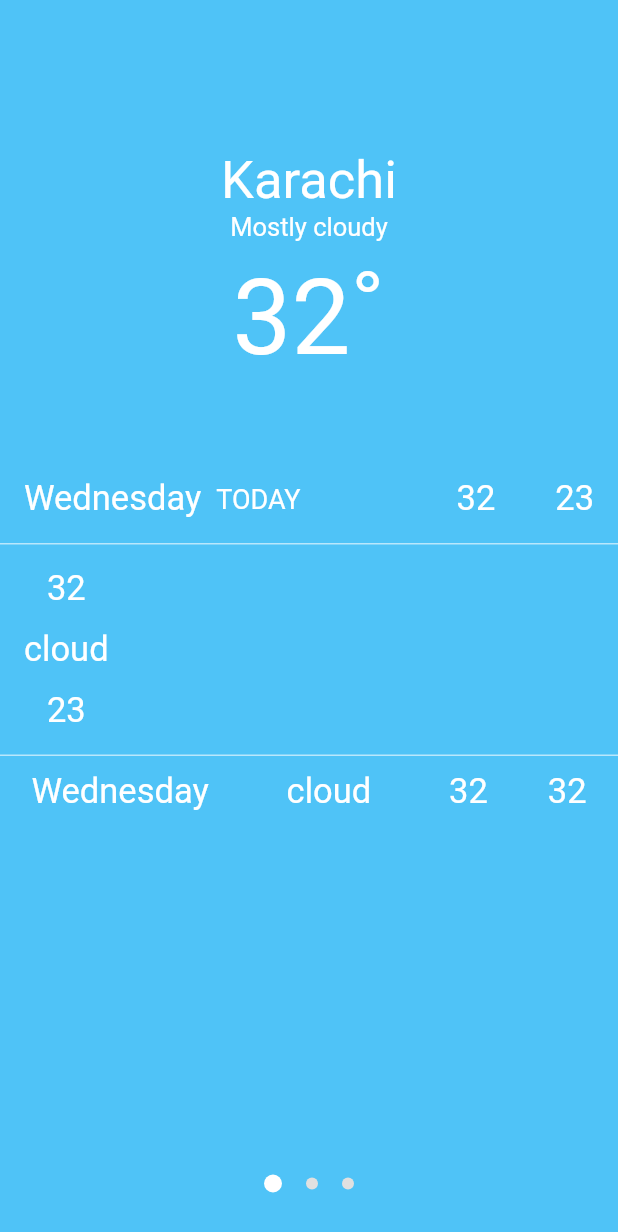
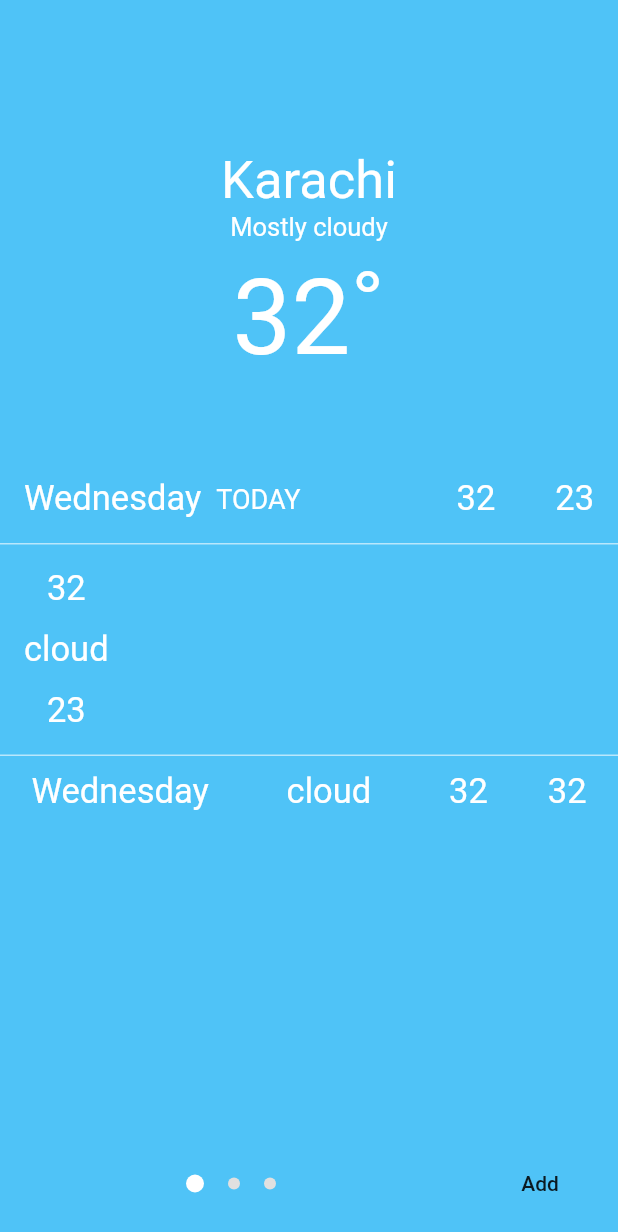
Before and after one commit to amaanullahkhan/daily-weather-flutter, a Flutter app: the screen it shows after launch, on a phone screen of 412 x 824 dp. Shown: the top 1232 px of the screen. Run offline on Flutter 3.47's test engine with Material 2 defaults, Android fonts, the phone set to English and light mode, and no system bars; our stand-ins replace dio, weather.

```diff
--- a/project/weather/lib/main.dart
+++ b/project/weather/lib/main.dart
@@ -1,6 +1,5 @@
 import 'package:flutter/material.dart';
 import 'package:weather_app/app_dependency_container.dart';
-import 'package:weather_app/modules/forecasts/forecasts_service/forecasts_service.dart';
 import 'modules/forecasts/forecasts_view/forecasts_view.dart';
 
 void main() async {
--- a/project/weather/lib/modules/forecasts/forecasts_view/forecasts_view.dart
+++ b/project/weather/lib/modules/forecasts/forecasts_view/forecasts_view.dart
@@ -1,23 +1,27 @@
 import 'package:flutter/material.dart';
 import 'package:weather_app/modules/forecast/forecast_view/forecast_view.dart';
 import 'package:weather_app/modules/forecasts/forecasts_view/forecasts_view_model.dart';
+import 'package:weather_app/modules/locations/location_view/location_view.dart';
 
 class ForecastsView extends StatefulWidget {
   final ForecastsViewModel viewModel;
+  final ForecastsViewFactory forecastsViewFactory;
 
-  ForecastsView({this.viewModel});
+  ForecastsView({this.viewModel, this.forecastsViewFactory});
 
   @override
-  _ForecastsViewState createState() =>
-      _ForecastsViewState(viewModel: viewModel);
+  _ForecastsViewState createState() => _ForecastsViewState(
+      viewModel: viewModel, forecastsViewFactory: forecastsViewFactory);
 }
 
 class _ForecastsViewState extends State<ForecastsView> {
   final ForecastsViewModel viewModel;
+  final ForecastsViewFactory forecastsViewFactory;
+
   final PageController _pageController = PageController();
   int _currentPage = 0;
 
-  _ForecastsViewState({this.viewModel});
+  _ForecastsViewState({this.viewModel, this.forecastsViewFactory});
 
   @override
   Widget build(BuildContext context) {
@@ -41,11 +45,31 @@ class _ForecastsViewState extends State<ForecastsView> {
           Container(
             height: 70,
             child: Row(
-              mainAxisSize: MainAxisSize.min,
-              mainAxisAlignment: MainAxisAlignment.center,
               children: <Widget>[
-                for (int i = 0; i < viewModel.forecasts.length; i++)
-                  circleBar(isActive: i == _currentPage)
+                Expanded(
+                  child: Row(
+                    mainAxisSize: MainAxisSize.min,
+                    mainAxisAlignment: MainAxisAlignment.center,
+                    children: <Widget>[
+                      for (int i = 0; i < viewModel.forecasts.length; i++)
+                        circleBar(isActive: i == _currentPage)
+                    ],
+                  ),
+                ),
+                Container(
+                  padding: EdgeInsets.all(8),
+                  child: FlatButton(
+                    child: Text('Add'),
+                    onPressed: () {
+                      Navigator.push(
+                          context,
+                          MaterialPageRoute(
+                              builder: (context) =>
+                                  forecastsViewFactory.makeLocationView(),
+                              fullscreenDialog: true));
+                    },
+                  ),
+                )
               ],
             ),
           )
@@ -65,7 +89,8 @@ class _ForecastsViewState extends State<ForecastsView> {
           borderRadius: BorderRadius.all(Radius.circular(12))),
     );
   }
+}
 
-
-
+abstract class ForecastsViewFactory {
+  LocationView makeLocationView();
 }
--- a/project/weather/lib/modules/forecasts/forecasts_view/forecasts_view_model.dart
+++ b/project/weather/lib/modules/forecasts/forecasts_view/forecasts_view_model.dart
@@ -1,5 +1,7 @@
 import 'package:weather_app/modules/forecast/forecast_view/forecast_view_model.dart';
+import 'package:weather_app/modules/forecasts/forecasts_service/forecasts_service.dart';
 
 abstract class ForecastsViewModel {
+  ForecastsService service;
   List<ForecastViewModel> forecasts;
 }
```
Also changed, not shown: project/weather/lib/app_dependency_container.dart (+12 -2 lines), project/weather/lib/modules/forecasts/forecasts_service/forecasts_service.dart (+0 -14 lines), project/weather/lib/modules/forecasts/forecasts_view_model/weather_forecast_view_model.dart (+6 -1 lines), project/weather/lib/modules/locations/location_view/location_view.dart (added, +58 -0 lines), project/weather/lib/modules/locations/location_view_model/location_view_model.dart (added, +47 -0 lines).
